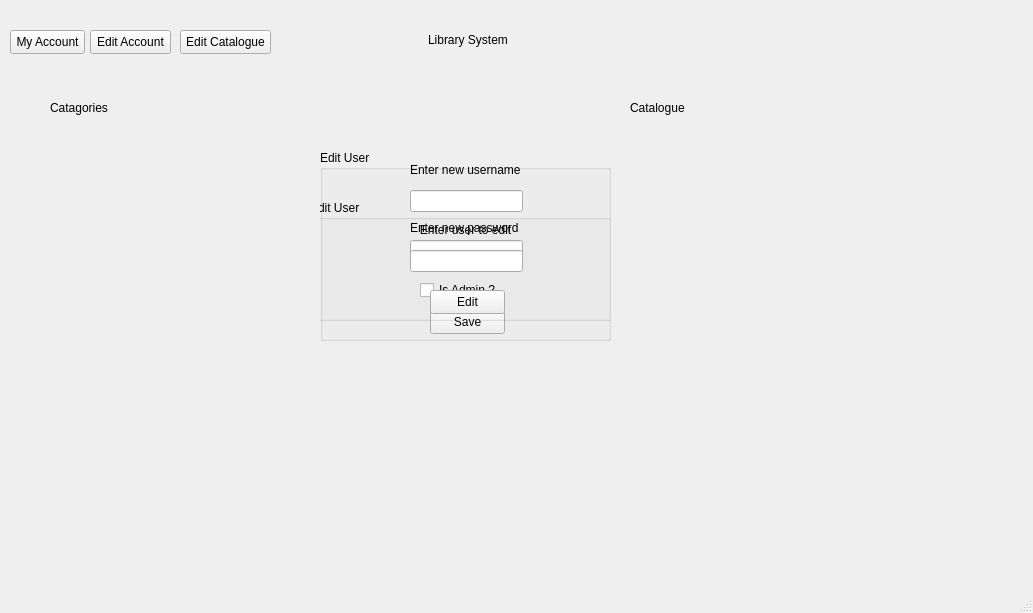
First picture: the form in LibraryInfoSystem/dashboardwindow.ui, repository Finnzag/Library-Info-System, before the edit.
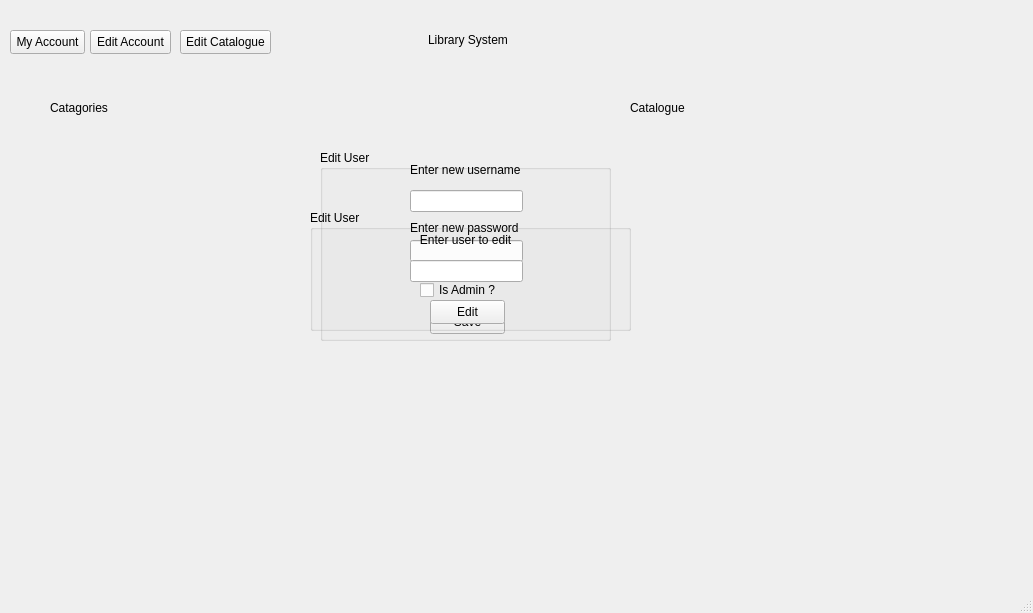
Second picture: the form after the edit.

```diff
--- a/LibraryInfoSystem/dashboardwindow.ui
+++ b/LibraryInfoSystem/dashboardwindow.ui
@@ -176,11 +176,12 @@
       <string>Is Admin ?</string>
      </property>
     </widget>
+   </widget>
     <widget class="QGroupBox" name="userToEditBox">
      <property name="geometry">
       <rect>
-       <x>-10</x>
-       <y>50</y>
+      <x>310</x>
+      <y>210</y>
        <width>321</width>
        <height>121</height>
       </rect>
@@ -201,7 +202,7 @@
        <string>         Enter user to edit</string>
       </property>
      </widget>
-     <widget class="QPushButton" name="pushButton">
+    <widget class="QPushButton" name="EditButton">
       <property name="geometry">
        <rect>
         <x>120</x>
@@ -223,7 +224,6 @@
         <height>22</height>
        </rect>
       </property>
-     </widget>
     </widget>
    </widget>
   </widget>
```
Lines whose indentation alone changed are shown as unchanged.
